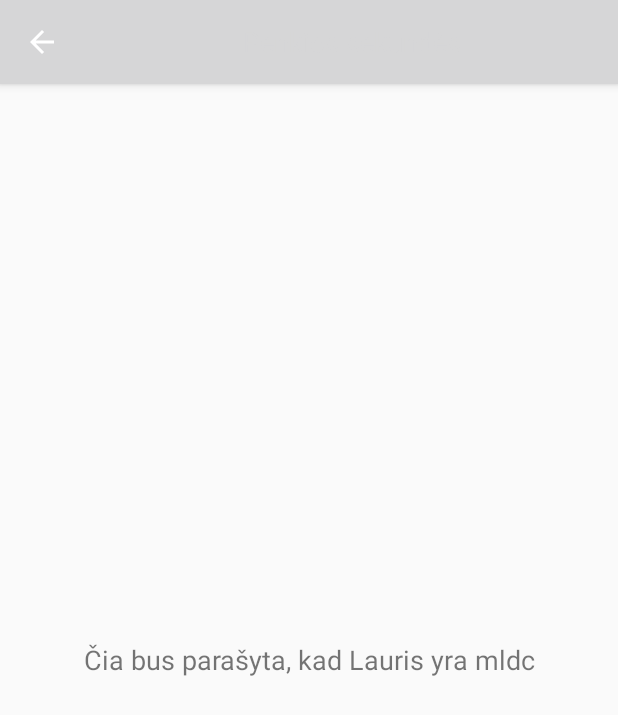
After one commit to lauris94/five_seconds, an Android app: the fragment AboutFragment placed in its activity, on a phone screen of 412 x 824 dp. The commit adds this screen. Shown: the top 715 px of the screen. Run offline under Robolectric (Android 15) with nearby library versions, the phone set to English and light mode, and no system bars.

Commit message:
Added rules and about windows, on click sounds

```diff
--- /dev/null
+++ b/Penkiossekundes/app/src/main/java/com/baraksoft/com/penkiossekundes/fragments/AboutFragment.java
@@ -0,0 +1,29 @@
+package com.baraksoft.com.penkiossekundes.fragments;
+
+import android.os.Bundle;
+import android.support.v4.app.Fragment;
+import android.support.v7.app.ActionBar;
+import android.view.LayoutInflater;
+import android.view.View;
+import android.view.ViewGroup;
+
+import com.baraksoft.com.penkiossekundes.R;
+import com.baraksoft.com.penkiossekundes.activities.MainWindowActivity;
+
+/**
+ * @author Laurynas
+ * @since 2016-12-21
+ */
+public class AboutFragment extends Fragment {
+
+    @Override
+    public View onCreateView(LayoutInflater inflater, ViewGroup container,
+                             Bundle savedInstanceState) {
+
+        ActionBar actionBar = ((MainWindowActivity)getActivity()).getSupportActionBar();
+        actionBar.setDisplayHomeAsUpEnabled(true);
+
+        View view = inflater.inflate(R.layout.about_fragment, container, false);
+        return view;
+    }
+}
--- a/Penkiossekundes/app/src/main/java/com/baraksoft/com/penkiossekundes/fragments/MainMenuFragment.java
+++ b/Penkiossekundes/app/src/main/java/com/baraksoft/com/penkiossekundes/fragments/MainMenuFragment.java
@@ -1,76 +1,54 @@
 package com.baraksoft.com.penkiossekundes.fragments;
 
+import android.media.MediaPlayer;
 import android.os.Bundle;
 import android.support.v4.app.Fragment;
-import android.support.v4.app.FragmentManager;
-import android.support.v4.app.FragmentTransaction;
-import android.support.v7.app.ActionBar;
 import android.view.LayoutInflater;
 import android.view.View;
 import android.view.ViewGroup;
-import android.widget.Button;
 
 import com.baraksoft.com.penkiossekundes.R;
 import com.baraksoft.com.penkiossekundes.activities.MainWindowActivity;
+import com.baraksoft.com.penkiossekundes.utils.FragmentUtils;
 
 /**
- * Created by LaurynasC on 2016-12-20.
+ * @author Laurynas
+ * @since 2016-12-20
  */
+public class MainMenuFragment extends Fragment implements View.OnClickListener {
 
-public class MainMenuFragment extends Fragment implements View.OnClickListener{
-
-    Button newGame;
-    Button load;
-    Button rules;
-    Button about;
-    FragmentManager manager;
+    private MediaPlayer mp;
 
     @Override
     public View onCreateView(LayoutInflater inflater, ViewGroup container,
                              Bundle savedInstanceState) {
+        mp = MediaPlayer.create(getContext(), R.raw.click_sound2);
+        View view = inflater.inflate(R.layout.main_fragment, container, false);
 
-        ActionBar actionBar = ((MainWindowActivity)getActivity()).getSupportActionBar();
-        actionBar.setDisplayHomeAsUpEnabled(false);
+        ((MainWindowActivity) getActivity()).getSupportActionBar().setDisplayHomeAsUpEnabled(false);
 
-        View view = inflater.inflate(R.layout.main_fragment, container, false);
-        manager = getFragmentManager();
-
-        //newGame = (Button) view.findViewById(R.id.btNewGame);
-        //rules = (Button) view.findViewById(R.id.btRules);
-        //about = (Button) view.findViewById(R.id.btSettings);
-
-        //newGame.setOnClickListener(this);
-        //load.setOnClickListener(this);
-        //rules.setOnClickListener(this);
-        //about.setOnClickListener(this);
+        view.findViewById(R.id.btNewGame).setOnClickListener(this);
+        view.findViewById(R.id.btAbout).setOnClickListener(this);
+        view.findViewById(R.id.btRules).setOnClickListener(this);
 
         return view;
     }
 
     @Override
     public void onClick(View view) {
-        switch (view.getId()){
+        mp.start();
+        switch (view.getId()) {
             case R.id.btNewGame:
 //                Intent intent = new Intent(getActivity(), TeamCreationActivity.class);
 //                intent.addFlags(Intent.FLAG_ACTIVITY_NO_ANIMATION);
 //                startActivity(intent);
 //                getActivity().finish();
                 break;
-            case R.id.btSettings:
-//                SettingsFragment settingsFragment = new SettingsFragment();
-//                changeFragment(settingsFragment);
+            case R.id.btAbout:
+                FragmentUtils.change(new AboutFragment(), getFragmentManager(), R.id.frame_containerone);
                 break;
             case R.id.btRules:
-//                RulesFragment2 rulesFragment = new RulesFragment2();
-//                changeFragment(rulesFragment);
+                FragmentUtils.change(new RulesFragment(), getFragmentManager(), R.id.frame_containerone);
         }
     }
-
-    private void changeFragment(Fragment fragment){
-        FragmentTransaction transaction = manager.beginTransaction();
-        //transaction.replace(R.id.output, fragment);
-        transaction.setTransition(FragmentTransaction.TRANSIT_FRAGMENT_OPEN);
-        transaction.addToBackStack(null);
-        transaction.commit();
-    }
 }
--- /dev/null
+++ b/Penkiossekundes/app/src/main/java/com/baraksoft/com/penkiossekundes/utils/FragmentUtils.java
@@ -0,0 +1,28 @@
+package com.baraksoft.com.penkiossekundes.utils;
+
+import android.support.v4.app.Fragment;
+import android.support.v4.app.FragmentManager;
+import android.support.v4.app.FragmentTransaction;
+
+/**
+ * @author Laurynas
+ * @since 2016-12-21
+ */
+public class FragmentUtils {
+    private FragmentUtils(){}
+
+    public static void change(Fragment finalFragment, FragmentManager manager, int componentId){
+        FragmentTransaction transaction = manager.beginTransaction();
+        transaction.replace(componentId, finalFragment);
+        transaction.addToBackStack(null);
+        transaction.setTransition(FragmentTransaction.TRANSIT_FRAGMENT_OPEN);
+        transaction.commit();
+    }
+
+    public static void changeWithBack(Fragment finalFragment, FragmentManager manager, int componentId){
+        FragmentTransaction transaction = manager.beginTransaction();
+        transaction.replace(componentId, finalFragment);
+        transaction.setTransition(FragmentTransaction.TRANSIT_FRAGMENT_OPEN);
+        transaction.commit();
+    }
+}
--- /dev/null
+++ b/Penkiossekundes/app/src/main/res/layout/about_fragment.xml
@@ -0,0 +1,17 @@
+<?xml version="1.0" encoding="utf-8"?>
+<LinearLayout xmlns:android="http://schemas.android.com/apk/res/android"
+    android:orientation="vertical" android:layout_width="match_parent"
+    android:layout_height="match_parent"
+    android:gravity="center">
+
+
+    <TextView
+        android:text="Čia bus parašyta, kad Lauris yra mldc"
+        android:layout_width="match_parent"
+        android:layout_height="wrap_content"
+        android:id="@+id/textView"
+        android:layout_marginLeft="@dimen/spacing_huge"
+        android:layout_marginRight="@dimen/spacing_huge"
+        android:gravity="center"
+        android:textSize="@dimen/font_large" />
+</LinearLayout>
--- a/Penkiossekundes/app/src/main/res/layout/main_fragment.xml
+++ b/Penkiossekundes/app/src/main/res/layout/main_fragment.xml
@@ -31,8 +31,8 @@
     <Button
         android:layout_width="200dp"
         android:layout_height="54dp"
-        android:text="Nustatymai"
-        android:id="@+id/btSettings"
+        android:text="Apie"
+        android:id="@+id/btAbout"
         android:layout_gravity="center_horizontal"
         android:textColor="#000000"
         android:background="@color/red"
```
Also changed, not shown: Penkiossekundes/app/src/main/java/com/baraksoft/com/penkiossekundes/activities/MainWindowActivity.java (+21 -20 lines), Penkiossekundes/app/src/main/java/com/baraksoft/com/penkiossekundes/fragments/RulesFragment.java (added, +27 -0 lines), Penkiossekundes/app/src/main/java/com/baraksoft/com/penkiossekundes/views/BaseAlertDialog.java (+8 -11 lines), Penkiossekundes/app/src/main/res/layout/rules_fragment.xml (added, +17 -0 lines), Penkiossekundes/app/gradle/wrapper/gradle-wrapper.properties (added), 5 other files.
